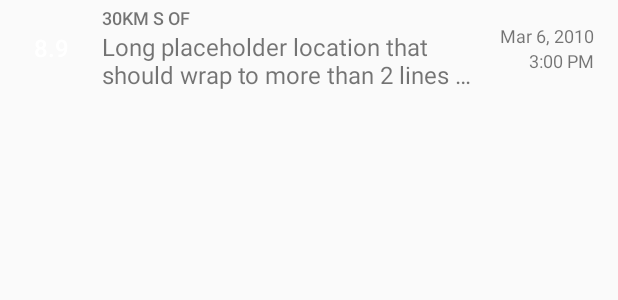
After one commit to CraftcodeCrew/taata, an Android app: the layout insurable_list_item.xml on its own in the app's theme, with its tools: preview values and no code run, on a phone screen of 412 x 824 dp. The commit adds this screen. Shown: the top 300 px of the screen. Run offline under Robolectric (Android 15) with nearby library versions, the phone set to English and light mode, and no system bars.

```diff
--- a/app/src/main/java/com/craftcodecrew/android/taata/MainActivity.java
+++ b/app/src/main/java/com/craftcodecrew/android/taata/MainActivity.java
@@ -1,32 +1,25 @@
 package com.craftcodecrew.android.taata;
 
 import android.Manifest;
-import android.annotation.SuppressLint;
-import android.content.Intent;
 import android.content.pm.PackageManager;
-import android.content.res.Resources;
-import android.graphics.drawable.Drawable;
 import android.os.AsyncTask;
-import android.content.Context;
 import android.location.Location;
 import android.location.LocationListener;
-import android.location.LocationManager;
-import android.support.annotation.DrawableRes;
 import android.support.v4.app.ActivityCompat;
 import android.support.v4.content.ContextCompat;
 import android.support.v7.app.AppCompatActivity;
 import android.os.Bundle;
-import android.support.v7.widget.LinearLayoutManager;
 import android.support.v7.widget.RecyclerView;
-import android.util.Log;
 import android.view.View;
 import android.widget.ImageView;
+import android.widget.TextSwitcher;
 import android.widget.Toast;
 
 import com.craftcodecrew.android.taata.cards.SliderAdapter;
 import com.ramotion.cardslider.CardSliderLayoutManager;
 import com.ramotion.cardslider.CardSnapHelper;
 
+import java.util.ArrayList;
 import java.util.List;
 import com.craftcodecrew.android.taata.informationapis.EarthquakeInsuranceController;
 
@@ -45,7 +38,17 @@ public class MainActivity extends AppCompatActivity {
     private int currentPosition;
     private List<InsurableCategory> categoriesList;
 
-    ImageView imageView;
+    private ImageView imageView;
+    private String[] categoryNames;
+    private String[] categoryDescriptions;
+    private int[] categoryImageId;
+    private List<List<Insurable>> categorysInsurables;
+    private String[] categoryCoverage = {"80/% safe", "56/% safe","25/% safe","90/% safe","72/%","80/%","95/%"};
+
+    private TextSwitcher categoryNameSwitcher;
+    private TextSwitcher categoryDescriptionSwitcher;
+    private TextSwitcher categoryCoverageSwitcher;
+
 
     @Override
     protected void onCreate(Bundle savedInstanceState) {
@@ -58,7 +61,6 @@ public class MainActivity extends AppCompatActivity {
         MiniAsyncTask task = new MiniAsyncTask();
         task.execute();
     }
-
 
             LocationListener locationListener = new LocationListener() {
                 public void onLocationChanged(Location location) {
@@ -84,17 +86,30 @@ public class MainActivity extends AppCompatActivity {
             categoriesList = QueryUtils.fetchInsurableCategoriesData(OUR_REST_API);
 
             int categoriesListSize = categoriesList.size();
-            int[] pics = new int[categoriesListSize];
+            categoryImageId = new int[categoriesListSize];
+            categoryNames = new String[categoriesListSize];
+            categoryDescriptions = new String[categoriesListSize];
+            categorysInsurables = new ArrayList<List<Insurable>>(categoriesListSize);
+
+
+
             for (int i=0; i < categoriesListSize; i++){
+
+                categoryNames[i] = categoriesList.get(i).getTitle();
+                categoryDescriptions[i] = categoriesList.get(i).getDescription();
+                categorysInsurables.set(i,categoriesList.get(i).getInsurables());
+
                 String drawableName = categoriesList.get(i).getImageId();
-                pics[i] = getResources()
+                categoryImageId[i] = getResources()
                         .getIdentifier(
                                 drawableName,
                                 "drawable",
                                 getPackageName());
+
+
             }
 
-            sliderAdapter = new SliderAdapter(pics, 7, new OnCardClickListener());
+            sliderAdapter = new SliderAdapter(categoryImageId, 7, new OnCardClickListener());
 
 
             return null;
@@ -146,10 +161,6 @@ public class MainActivity extends AppCompatActivity {
         }
     }
 
-
-
-
-
     //// everything with the card-carousel!
 
     private void initRecyclerView() {
@@ -176,7 +187,6 @@ public class MainActivity extends AppCompatActivity {
         super.onPause();
     }
 
-
     private void onActiveCardChange() {
         final int pos = layoutManger.getActiveCardPosition();
         if (pos == RecyclerView.NO_POSITION || pos == currentPosition) {
@@ -194,7 +204,6 @@ public class MainActivity extends AppCompatActivity {
         if (left2right) {
             animH[0] = R.anim.slide_in_left;
             animH[1] = R.anim.slide_out_right;
-
             animV[0] = R.anim.slide_in_bottom;
             animV[1] = R.anim.slide_out_top;
         }
--- /dev/null
+++ b/app/src/main/res/layout/insurable_list_item.xml
@@ -0,0 +1,78 @@
+<LinearLayout xmlns:android="http://schemas.android.com/apk/res/android"
+    xmlns:tools="http://schemas.android.com/tools"
+    android:layout_width="match_parent"
+    android:layout_height="?android:attr/listPreferredItemHeight"
+    android:orientation="horizontal"
+    android:paddingEnd="16dp"
+    android:paddingLeft="16dp"
+    android:paddingRight="16dp"
+    android:paddingStart="16dp">
+
+    <TextView
+        android:id="@+id/eq_mag"
+        android:layout_width="36dp"
+        android:layout_height="36dp"
+        android:layout_gravity="center_vertical"
+        android:fontFamily="sans-serif-medium"
+        android:gravity="center"
+        android:textColor="@android:color/white"
+        android:textSize="16sp"
+        tools:text="8.9" />
+
+    <LinearLayout
+        android:layout_width="0dp"
+        android:layout_height="wrap_content"
+        android:layout_gravity="center_vertical"
+        android:layout_marginLeft="16dp"
+        android:layout_marginStart="16dp"
+        android:layout_weight="1"
+        android:orientation="vertical">
+
+        <TextView
+            android:id="@+id/eq_location_offset"
+            android:layout_width="wrap_content"
+            android:layout_height="wrap_content"
+            android:ellipsize="end"
+            android:fontFamily="sans-serif-medium"
+            android:maxLines="1"
+            android:textAllCaps="true"
+            android:textSize="12sp"
+            tools:text="30km S of" />
+
+        <TextView
+            android:id="@+id/eq_primary_location"
+            android:layout_width="wrap_content"
+            android:layout_height="wrap_content"
+            android:ellipsize="end"
+            android:maxLines="2"
+            android:textSize="16sp"
+            tools:text="Long placeholder location that should wrap to more than 2 lines of text" />
+
+    </LinearLayout>
+
+    <LinearLayout
+        android:layout_width="wrap_content"
+        android:layout_height="wrap_content"
+        android:layout_gravity="center_vertical"
+        android:layout_marginLeft="16dp"
+        android:layout_marginStart="16dp"
+        android:orientation="vertical">
+
+        <TextView
+            android:id="@+id/eq_date"
+            android:layout_width="wrap_content"
+            android:layout_height="wrap_content"
+            android:layout_gravity="end"
+            android:textSize="12sp"
+            tools:text="Mar 6, 2010" />
+
+        <TextView
+            android:id="@+id/eq_time"
+            android:layout_width="wrap_content"
+            android:layout_height="wrap_content"
+            android:layout_gravity="end"
+            android:textSize="12sp"
+            tools:text="3:00 PM" />
+
+    </LinearLayout>
+</LinearLayout>
```
